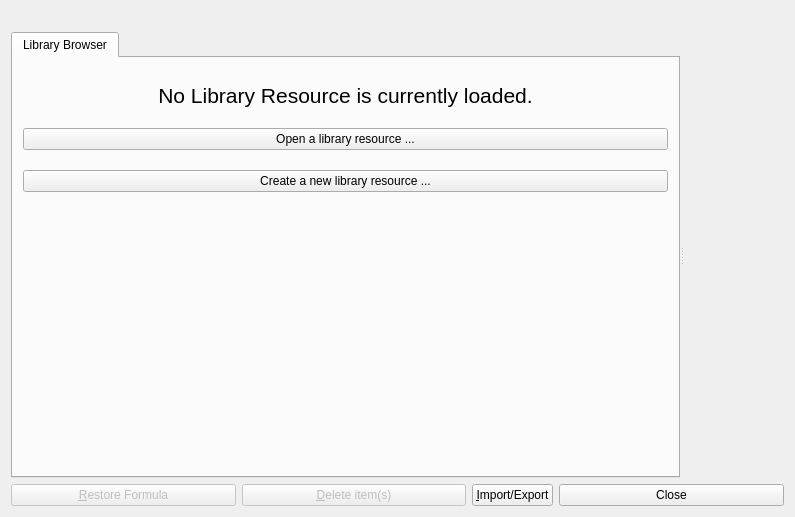
CryFeiFei/klatexformula, file src/klflibbrowser.ui: the form before one commit.
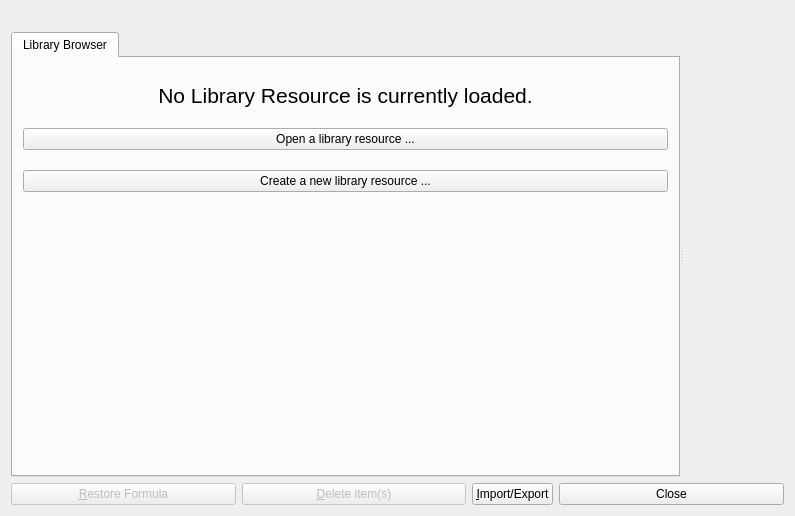
The form after the commit. Icons and pictures are not drawn. Custom widgets are drawn as their Qt base class.

```diff
--- a/src/klflibbrowser.ui
+++ b/src/klflibbrowser.ui
@@ -11,7 +11,7 @@
     <x>0</x>
     <y>0</y>
     <width>795</width>
-    <height>517</height>
+    <height>516</height>
    </rect>
   </property>
   <property name="windowTitle">
```
Left out of the diff: 5 changed lines with no effect on the pictures.
